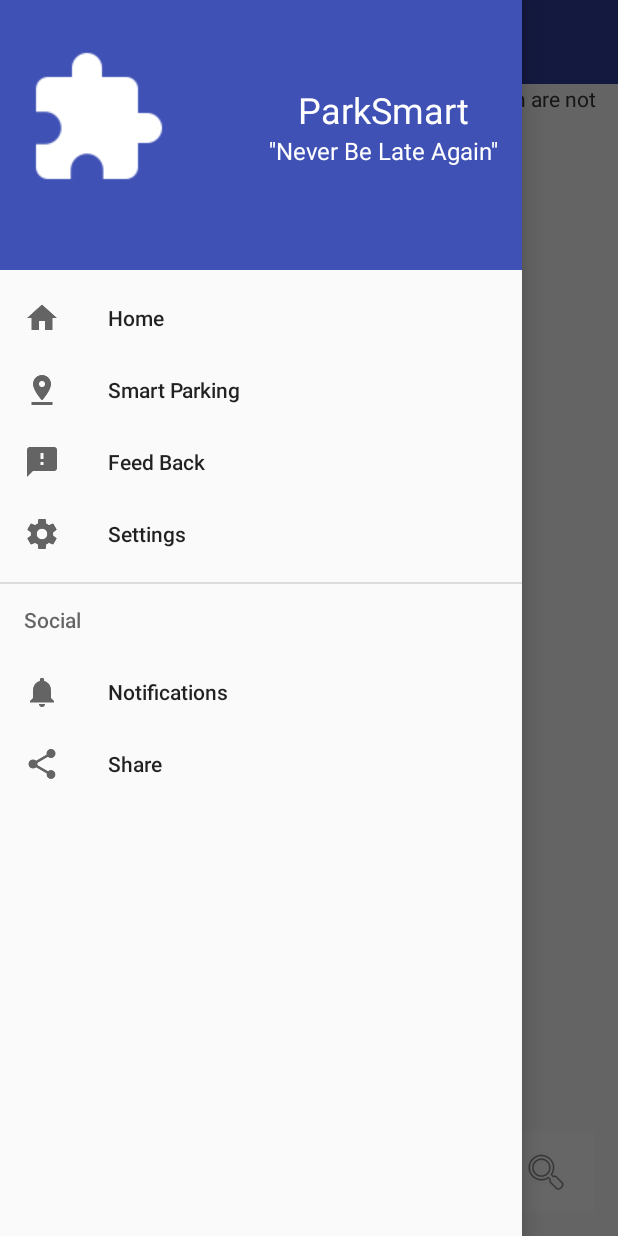
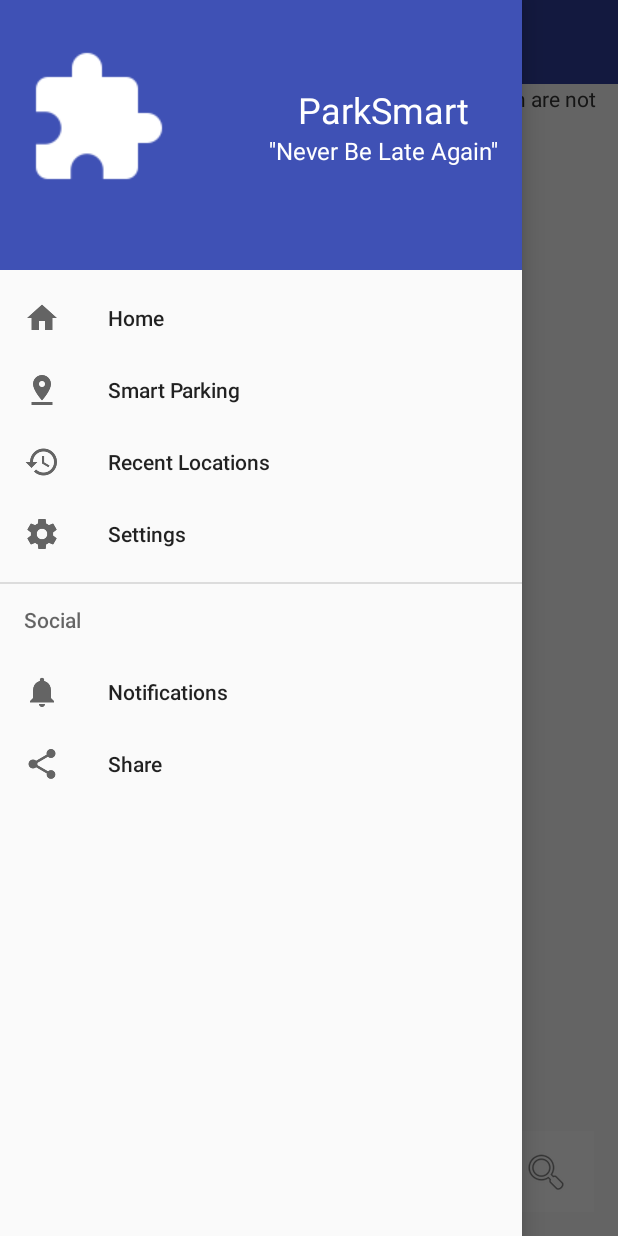
Before and after one commit to Robbie08/ParkSmart, an Android app: the screen it shows after launch (Activity_Start), with the side drawer open, on a phone screen of 412 x 824 dp. Run offline under Robolectric (Android 15) with nearby library versions, the phone set to English and light mode, and no system bars.

Commit message:
Added History Fragment to the nav drawer

```diff
--- a/app/src/main/res/menu/drawer_menu.xml
+++ b/app/src/main/res/menu/drawer_menu.xml
@@ -12,10 +12,9 @@
             android:title="Smart Parking"
             android:icon="@drawable/ic_pin_drop_white_24dp"></item>
         <item
-            android:id="@+id/feedback_id"
-            android:title="Feed Back"
-            android:icon="@drawable/ic_feedback_white_24dp"
-            ></item>
+            android:id="@+id/recent_id"
+            android:title="Recent Locations"
+            android:icon="@drawable/ic_history_white_24dp"></item>
         <item
             android:id="@+id/settings_id"
             android:title="Settings"
--- a/app/src/main/res/values/strings.xml
+++ b/app/src/main/res/values/strings.xml
@@ -5,4 +5,5 @@
     <string name="drawer_close">drawer close</string>
     <string name="title_activity__map">Map</string>
     <string name="search_school">Search School</string>
+    <string name="fragment_recent_msg">This fragment will save all the locations where you have recently parked at. It\'s always good to keep track of where you have been!</string>
 </resources>
```
Also changed, not shown: app/src/main/java/com/example/robert/parksmart/Activity_Start.java (+8 -0 lines), app/src/main/java/com/example/robert/parksmart/Fragment_RecentLocations.java (added, +28 -0 lines), app/src/main/res/layout/fragment_recent_location.xml (added, +38 -0 lines), app/src/main/res/drawable/ic_history_white_24dp.png (added).
